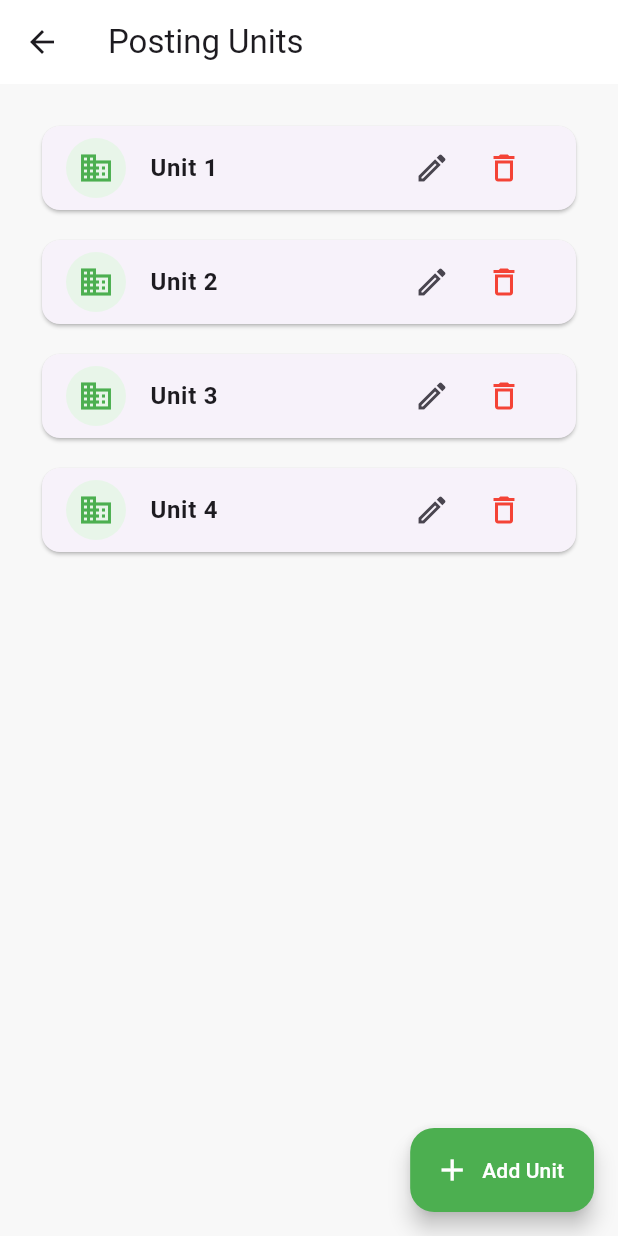
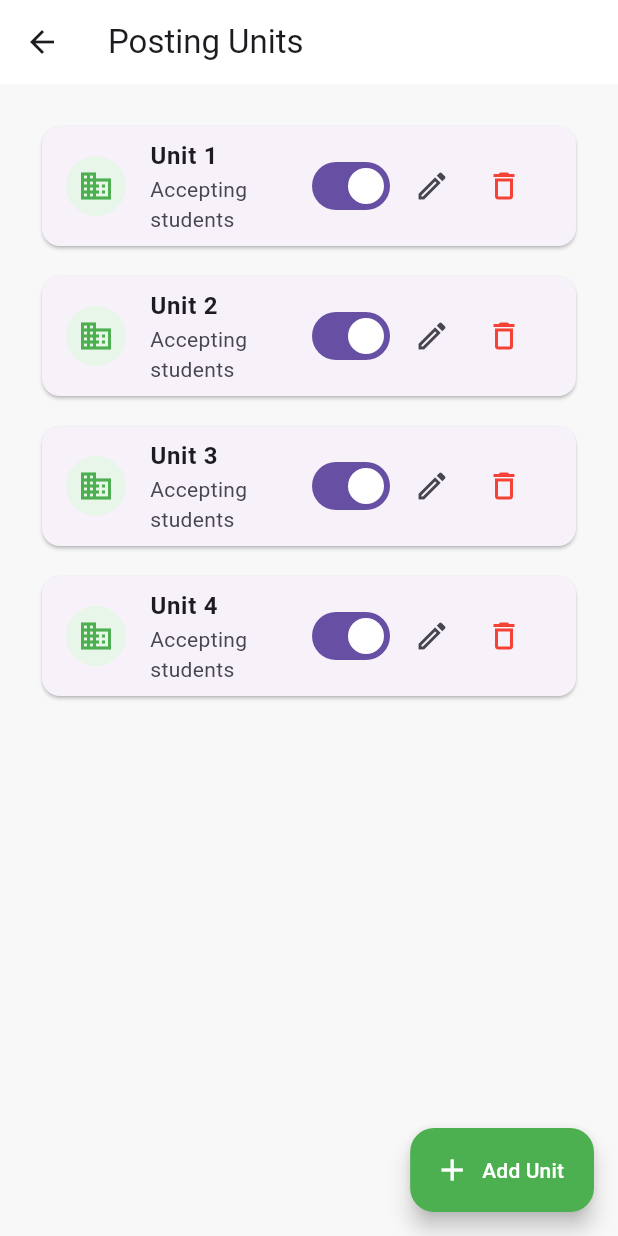
Before and after one commit to Ukashcode/Automatic-posting-System, a Flutter app: the screen it shows after launch, after a tap on the "menu" icon, after a tap on "Posting Units", on a phone screen of 412 x 824 dp. Run offline on Flutter 3.47's test engine with Material 3 defaults, Android fonts, the phone set to English and light mode, and no system bars; our stand-ins replace drift, drift_flutter; missing offline and left inert: dart:html; accounts and stored records are empty; generated files the repository leaves out were written again.

Commit message:
Add posting-unit availability controls

```diff
--- a/lib/pages/units_page.dart
+++ b/lib/pages/units_page.dart
@@ -5,9 +5,7 @@ import '../database/app_database.dart';
 
 class UnitsPage extends StatefulWidget {
   const UnitsPage({super.key, required this.repository});
-
   final PostingRepository repository;
-
   @override
   State<UnitsPage> createState() => _UnitsPageState();
 }
@@ -19,21 +17,10 @@ class _UnitsPageState extends State<UnitsPage> {
       context: context,
       builder: (context) => AlertDialog(
         title: Text(unit == null ? 'Add posting unit' : 'Edit posting unit'),
-        content: TextField(
-          controller: controller,
-          autofocus: true,
-          decoration: const InputDecoration(labelText: 'Unit name'),
-          textCapitalization: TextCapitalization.words,
-        ),
+        content: TextField(controller: controller, autofocus: true, decoration: const InputDecoration(labelText: 'Unit name'), textCapitalization: TextCapitalization.words),
         actions: [
-          TextButton(
-            onPressed: () => Navigator.pop(context),
-            child: const Text('Cancel'),
-          ),
-          FilledButton(
-            onPressed: () => Navigator.pop(context, controller.text),
-            child: const Text('Save'),
-          ),
+          TextButton(onPressed: () => Navigator.pop(context), child: const Text('Cancel')),
+          FilledButton(onPressed: () => Navigator.pop(context, controller.text), child: const Text('Save')),
         ],
       ),
     );
@@ -42,88 +29,72 @@ class _UnitsPageState extends State<UnitsPage> {
     try {
       await widget.repository.saveUnit(id: unit?.id, name: name);
     } catch (error) {
-      if (mounted)
-        _message('Could not save unit. Check that its name is unique.');
+      if (mounted) _message(error.toString().replaceFirst('Bad state: ', ''));
+    }
+  }
+
+  Future<void> _setAvailability(PostingUnit unit, bool isActive) async {
+    try {
+      await widget.repository.setUnitActive(unit.id, isActive: isActive);
+    } catch (error) {
+      if (mounted) _message(error.toString().replaceFirst('Bad state: ', ''));
     }
   }
 
   Future<void> _deleteUnit(PostingUnit unit) async {
+    final confirmed = await showDialog<bool>(
+      context: context,
+      builder: (context) => AlertDialog(
+        title: const Text('Delete posting unit?'),
+        content: Text('Delete ' + unit.name + '? Units with posting history cannot be deleted. If this unit is temporarily unavailable, switch it off instead.'),
+        actions: [
+          TextButton(onPressed: () => Navigator.pop(context, false), child: const Text('Cancel')),
+          FilledButton(onPressed: () => Navigator.pop(context, true), style: FilledButton.styleFrom(backgroundColor: Colors.red), child: const Text('Delete')),
+        ],
+      ),
+    );
+    if (confirmed != true) return;
     try {
       await widget.repository.deleteUnit(unit.id);
-    } on StateError catch (error) {
-      _message(error.message);
+    } catch (error) {
+      if (mounted) _message(error.toString().replaceFirst('Bad state: ', ''));
     }
   }
 
-  void _message(String? value) {
-    if (value != null && mounted) {
-      ScaffoldMessenger.of(
-        context,
-      ).showSnackBar(SnackBar(content: Text(value)));
-    }
+  void _message(String value) {
+    if (mounted) ScaffoldMessenger.of(context).showSnackBar(SnackBar(content: Text(value)));
   }
 
   @override
   Widget build(BuildContext context) {
     return Scaffold(
       backgroundColor: const Color(0xFFF8F8F8),
-      appBar: AppBar(
-        title: const Text('Posting Units'),
-        backgroundColor: Colors.white,
-      ),
-      floatingActionButton: FloatingActionButton.extended(
-        onPressed: _editUnit,
-        icon: const Icon(Icons.add),
-        label: const Text('Add Unit'),
-        backgroundColor: Colors.green,
-        foregroundColor: Colors.white,
-      ),
+      appBar: AppBar(title: const Text('Posting Units'), backgroundColor: Colors.white),
+      floatingActionButton: FloatingActionButton.extended(onPressed: _editUnit, icon: const Icon(Icons.add), label: const Text('Add Unit'), backgroundColor: Colors.green, foregroundColor: Colors.white),
       body: StreamBuilder<List<PostingUnit>>(
         stream: widget.repository.watchUnits(),
         builder: (context, snapshot) {
-          if (snapshot.hasError)
-            return const Center(child: Text('Unable to load posting units.'));
-          if (!snapshot.hasData)
-            return const Center(child: CircularProgressIndicator());
+          if (snapshot.hasError) return const Center(child: Text('Unable to load posting units.'));
+          if (!snapshot.hasData) return const Center(child: CircularProgressIndicator());
           final units = snapshot.data!;
-          if (units.isEmpty)
-            return const Center(
-              child: Text('No posting units yet. Add your first unit.'),
-            );
+          if (units.isEmpty) return const Center(child: Text('No posting units yet. Add your first unit.'));
           return ListView.separated(
-            padding: const EdgeInsets.all(24),
+            padding: const EdgeInsets.fromLTRB(24, 24, 24, 96),
             itemCount: units.length,
             separatorBuilder: (_, __) => const SizedBox(height: 12),
             itemBuilder: (context, index) {
               final unit = units[index];
               return Card(
                 child: ListTile(
-                  leading: CircleAvatar(
-                    backgroundColor: Colors.green.shade50,
-                    child: const Icon(
-                      Icons.business_outlined,
-                      color: Colors.green,
-                    ),
-                  ),
-                  title: Text(
-                    unit.name,
-                    style: const TextStyle(fontWeight: FontWeight.w600),
-                  ),
+                  leading: CircleAvatar(backgroundColor: unit.isActive ? Colors.green.shade50 : Colors.grey.shade200, child: Icon(Icons.business_outlined, color: unit.isActive ? Colors.green : Colors.grey)),
+                  title: Text(unit.name, style: const TextStyle(fontWeight: FontWeight.w600)),
+                  subtitle: Text(unit.isActive ? 'Accepting students' : 'Not available for new postings'),
                   trailing: Wrap(
+                    crossAxisAlignment: WrapCrossAlignment.center,
                     children: [
-                      IconButton(
-                        tooltip: 'Edit unit',
-                        onPressed: () => _editUnit(unit: unit),
-                        icon: const Icon(Icons.edit_outlined),
-                      ),
-                      IconButton(
-                        tooltip: 'Delete unit',
-                        onPressed: () => _deleteUnit(unit),
-                        icon: const Icon(
-                          Icons.delete_outline,
-                          color: Colors.red,
-                        ),
-                      ),
+                      Switch(value: unit.isActive, onChanged: (value) => _setAvailability(unit, value)),
+                      IconButton(tooltip: 'Edit unit', onPressed: () => _editUnit(unit: unit), icon: const Icon(Icons.edit_outlined)),
+                      IconButton(tooltip: 'Delete unit', onPressed: () => _deleteUnit(unit), icon: const Icon(Icons.delete_outline, color: Colors.red)),
                     ],
                   ),
                 ),
```
